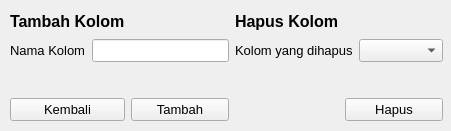
The window that mainFiles/assets/ui/addColumn.ui (NathanielClarence/telemarketingdb) describes before a commit, drawn with Qt 5.
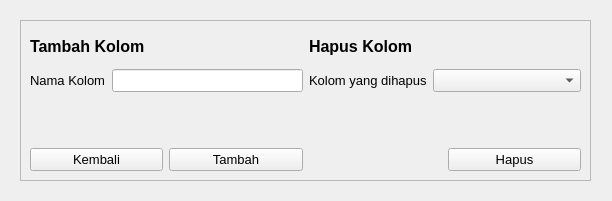
The same window after the commit.

What changed in the file:
```diff
--- a/mainFiles/assets/ui/addColumn.ui
+++ b/mainFiles/assets/ui/addColumn.ui
@@ -6,22 +6,36 @@
    <rect>
     <x>0</x>
     <y>0</y>
-    <width>451</width>
-    <height>131</height>
+    <width>612</width>
+    <height>201</height>
    </rect>
   </property>
   <property name="windowTitle">
    <string>Form</string>
   </property>
-  <widget class="QWidget" name="gridLayoutWidget">
+  <widget class="QScrollArea" name="scrollArea">
    <property name="geometry">
     <rect>
-     <x>10</x>
-     <y>10</y>
-     <width>433</width>
-     <height>111</height>
+     <x>20</x>
+     <y>20</y>
+     <width>571</width>
+     <height>161</height>
     </rect>
    </property>
+   <property name="widgetResizable">
+    <bool>true</bool>
+   </property>
+   <widget class="QWidget" name="scrollAreaWidgetContents">
+    <property name="geometry">
+     <rect>
+      <x>0</x>
+      <y>0</y>
+      <width>569</width>
+      <height>159</height>
+     </rect>
+    </property>
+    <layout class="QGridLayout" name="gridLayout_2">
+     <item row="0" column="0">
    <layout class="QGridLayout" name="gridLayout">
     <item row="0" column="2">
      <widget class="QLabel" name="label">
@@ -138,6 +152,9 @@
      </widget>
     </item>
    </layout>
+     </item>
+    </layout>
+   </widget>
   </widget>
  </widget>
  <resources/>
```
Lines whose indentation alone changed are shown as unchanged.
